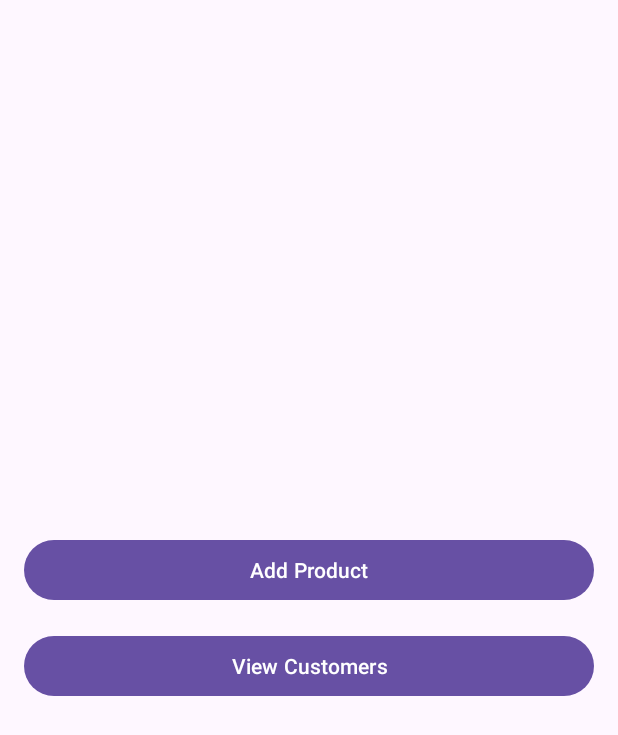
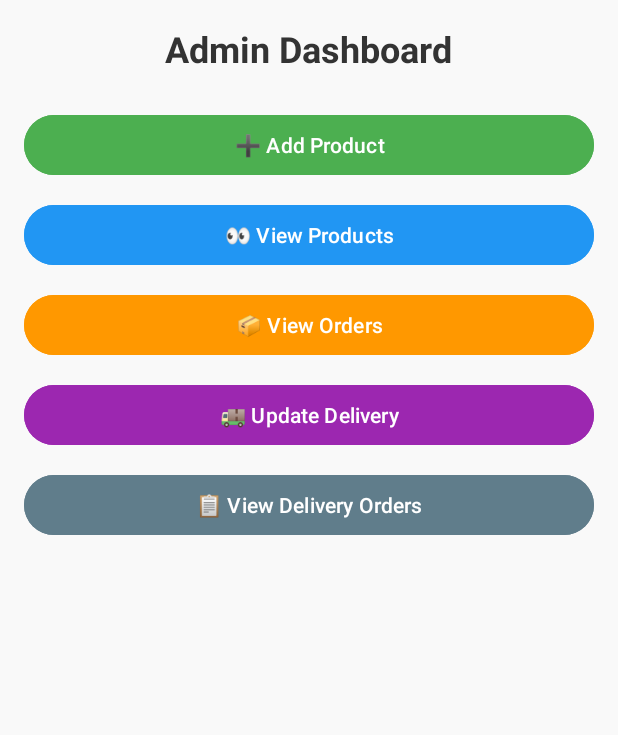
Before and after one commit to Kalpa-Mihiranga/MADCW_Pizza-Mania, an Android app: the AdminDashboard screen opened directly, with no data from a screen before it, on a phone screen of 412 x 824 dp. Shown: the top 735 px of the screen. Run offline under Robolectric (Android 15) with nearby library versions, the phone set to English and light mode, and no system bars.

Commit message:
Admin Dashboard

```diff
--- a/app/src/main/java/com/example/pizzamania/AdminDashboard.java
+++ b/app/src/main/java/com/example/pizzamania/AdminDashboard.java
@@ -9,30 +9,25 @@ import androidx.appcompat.app.AppCompatActivity;
 
 public class AdminDashboard extends AppCompatActivity {
 
-    Button btnAddProduct, btnViewCustomers;
+    Button btnAddProduct, btnViewProducts, btnViewOrders, btnUpdateDelivery, btnViewDeliveries;
 
     @Override
     protected void onCreate(Bundle savedInstanceState) {
         super.onCreate(savedInstanceState);
-        setContentView(R.layout.activity_admin_dashboard);
+        setContentView(R.layout.activity_admin_dashboard); // layout file must be saved correctly
 
+        // Bind views
         btnAddProduct = findViewById(R.id.btnAddProduct);
-        btnViewCustomers = findViewById(R.id.btnViewCustomers);
+        btnViewProducts = findViewById(R.id.btnViewProducts);
+        btnViewOrders = findViewById(R.id.btnViewOrders);
+        btnUpdateDelivery = findViewById(R.id.btnUpdateDelivery);
+        btnViewDeliveries = findViewById(R.id.btnViewDeliveries);
 
-        // Navigate to Add Product
-        btnAddProduct.setOnClickListener(new View.OnClickListener() {
-            @Override
-            public void onClick(View v) {
-                startActivity(new Intent(AdminDashboard.this, ProductAddActivity.class));
-            }
-        });
-
-        // Navigate to Customer List (optional, if you want)
-        btnViewCustomers.setOnClickListener(new View.OnClickListener() {
-            @Override
-            public void onClick(View v) {
-                // Add your CustomerListActivity later
-            }
-        });
+        // Button actions
+        btnAddProduct.setOnClickListener(v -> startActivity(new Intent(AdminDashboard.this, ProductAddActivity.class)));
+        btnViewProducts.setOnClickListener(v -> startActivity(new Intent(AdminDashboard.this, ProductList.class)));
+//        btnViewOrders.setOnClickListener(v -> startActivity(new Intent(AdminDashboard.this, ViewOrdersActivity.class)));
+//        btnUpdateDelivery.setOnClickListener(v -> startActivity(new Intent(AdminDashboard.this, UpdateDeliveryActivity.class)));
+//        btnViewDeliveries.setOnClickListener(v -> startActivity(new Intent(AdminDashboard.this, ViewDeliveriesActivity.class)));
     }
 }
--- a/app/src/main/java/com/example/pizzamania/AdminLogin.java
+++ b/app/src/main/java/com/example/pizzamania/AdminLogin.java
@@ -38,7 +38,7 @@ public class AdminLogin extends AppCompatActivity {
 
             if (e.equals(ADMIN_EMAIL) && p.equals(ADMIN_PASSWORD)) {
                 // open product add screen
-                startActivity(new Intent(AdminLogin.this, ProductAddActivity.class));
+                startActivity(new Intent(AdminLogin.this, AdminDashboard.class));
                 finish();
             } else {
                 Toast.makeText(this, "Invalid credentials", Toast.LENGTH_SHORT).show();
--- a/app/src/main/res/layout/activity_admin_dashboard.xml
+++ b/app/src/main/res/layout/activity_admin_dashboard.xml
@@ -1,21 +1,81 @@
 <?xml version="1.0" encoding="utf-8"?>
-<LinearLayout xmlns:android="http://schemas.android.com/apk/res/android"
+<ScrollView xmlns:android="http://schemas.android.com/apk/res/android"
+    android:layout_width="match_parent"
+    android:layout_height="match_parent"
+    android:background="#F9F9F9"
+    android:padding="16dp">
+
+    <LinearLayout
         android:orientation="vertical"
         android:layout_width="match_parent"
-    android:layout_height="match_parent"
-    android:padding="16dp"
-    android:gravity="center">
+        android:layout_height="wrap_content"
+        android:gravity="center_horizontal">
 
+        <!-- Header -->
+        <TextView
+            android:id="@+id/txtAdminTitle"
+            android:text="Admin Dashboard"
+            android:textSize="24sp"
+            android:textStyle="bold"
+            android:textColor="#333333"
+            android:layout_marginBottom="24dp"
+            android:layout_width="wrap_content"
+            android:layout_height="wrap_content" />
+
+        <!-- Add Product -->
         <Button
             android:id="@+id/btnAddProduct"
+            android:text="➕ Add Product"
+            android:textAllCaps="false"
             android:layout_width="match_parent"
             android:layout_height="wrap_content"
-        android:text="Add Product"
-        android:layout_marginBottom="16dp"/>
+            android:backgroundTint="#4CAF50"
+            android:textColor="#FFFFFF"
+            android:layout_marginBottom="12dp"/>
 
+        <!-- View Products -->
         <Button
-        android:id="@+id/btnViewCustomers"
+            android:id="@+id/btnViewProducts"
+            android:text="👀 View Products"
+            android:textAllCaps="false"
             android:layout_width="match_parent"
             android:layout_height="wrap_content"
-        android:text="View Customers"/>
+            android:backgroundTint="#2196F3"
+            android:textColor="#FFFFFF"
+            android:layout_marginBottom="12dp"/>
+
+        <!-- View Orders -->
+        <Button
+            android:id="@+id/btnViewOrders"
+            android:text="📦 View Orders"
+            android:textAllCaps="false"
+            android:layout_width="match_parent"
+            android:layout_height="wrap_content"
+            android:backgroundTint="#FF9800"
+            android:textColor="#FFFFFF"
+            android:layout_marginBottom="12dp"/>
+
+        <!-- Update Delivery -->
+        <Button
+            android:id="@+id/btnUpdateDelivery"
+            android:text="🚚 Update Delivery"
+            android:textAllCaps="false"
+            android:layout_width="match_parent"
+            android:layout_height="wrap_content"
+            android:backgroundTint="#9C27B0"
+            android:textColor="#FFFFFF"
+            android:layout_marginBottom="12dp"/>
+
+        <!-- View Deliveries -->
+        <Button
+            android:id="@+id/btnViewDeliveries"
+            android:text="📋 View Delivery Orders"
+            android:textAllCaps="false"
+            android:layout_width="match_parent"
+            android:layout_height="wrap_content"
+            android:backgroundTint="#607D8B"
+            android:textColor="#FFFFFF"
+            android:layout_marginBottom="12dp"/>
+
     </LinearLayout>
+</ScrollView>
```
Lines whose indentation alone changed are shown as unchanged.
